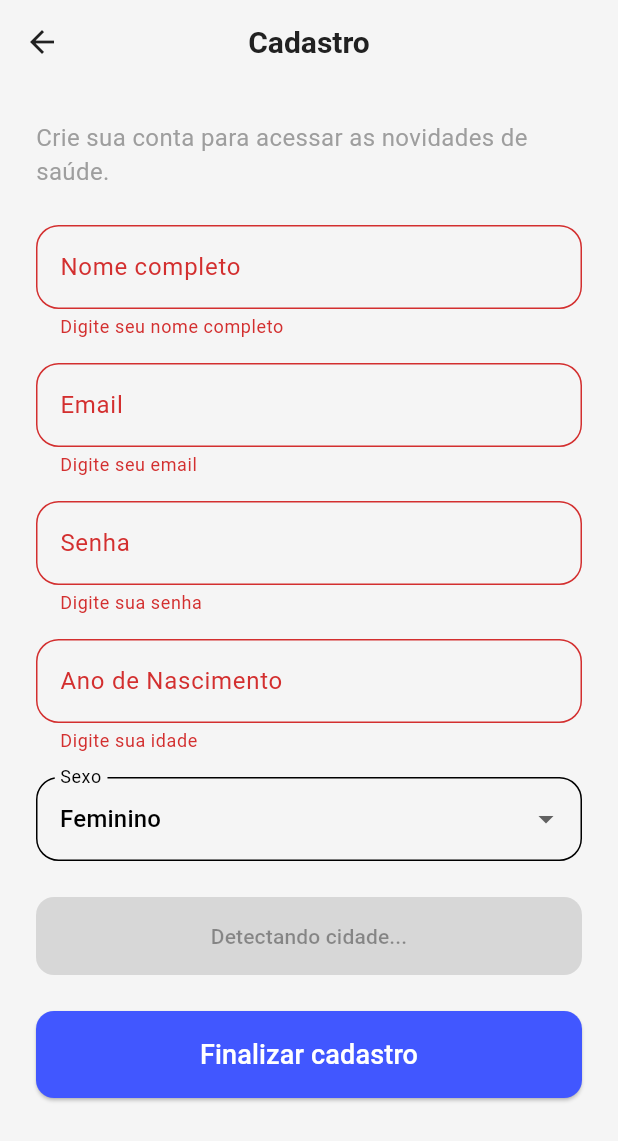
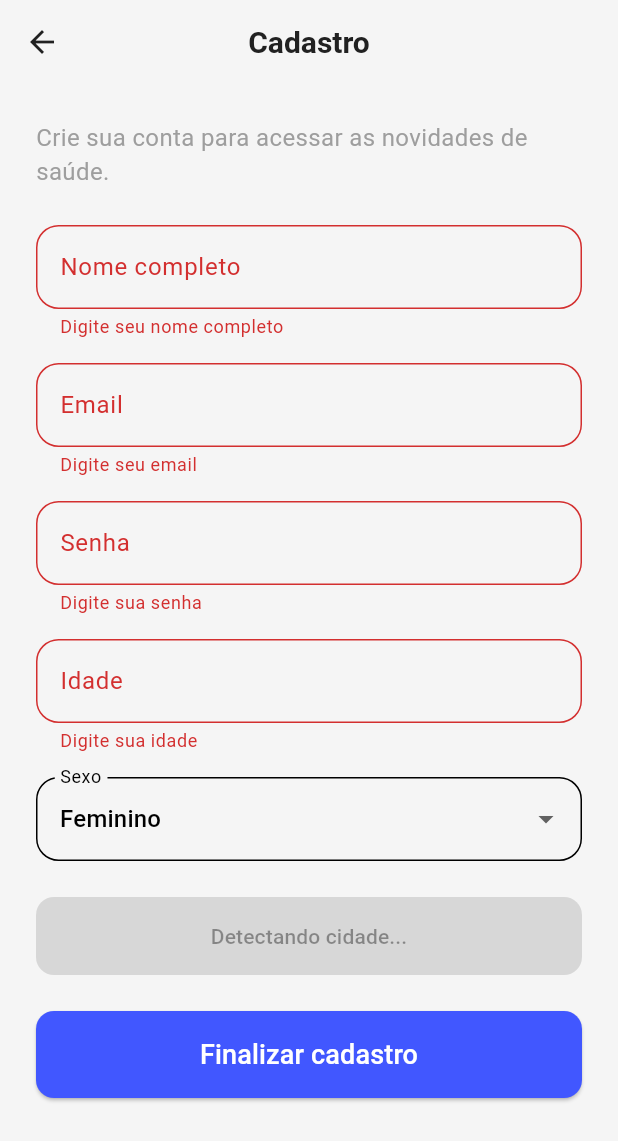
Before and after one commit to Conecta-Vida/Conecta-Vida-Mobile, a Flutter app: the SignupScreen screen opened directly, after a tap on "Finalizar cadastro", after a tap on "Detectar minha cidade", on a phone screen of 412 x 824 dp. Shown: the top 1141 px of the screen. Run offline on Flutter 3.47's test engine with Material 3 defaults, Android fonts, the phone set to English and light mode, and no system bars; our stand-ins replace flutter_dotenv, geolocator, google_fonts, hive, hive_flutter, share_plus; accounts and stored records are empty.

Commit message:
fix: campo de idade volta a pedir idade simples no cadastro

```diff
--- a/lib/screens/signup_screen.dart
+++ b/lib/screens/signup_screen.dart
@@ -80,21 +80,18 @@ class _SignupScreenState extends State<SignupScreen> {
   void _cadastro() async {
     if (_formKey.currentState!.validate()) {
       try {
-        // 1. Converte o texto digitado (Ex: "1998") para número inteiro
-        int? anoNascimento = int.tryParse(_idadeController.text.trim());
+        int? idade = int.tryParse(_idadeController.text.trim());
 
-        // 2. Monta o usuário com os tipos de dados corretos para o novo Banco
         final usuario = UserModel(
           nome: _nomeController.text.trim(),
           email: _emailController.text.trim(),
-          dataNascimento: anoNascimento,
+          dataNascimento: idade,
           sexo: _sexo,
           localizacao: _cidadeController.text.trim().isNotEmpty
               ? _cidadeController.text.trim()
               : 'Não informado',
         );
 
-        // 3. Faz uma ÚNICA requisição para o backend criando tudo de uma vez
         await SupabaseService.signUp(usuario, _senhaController.text.trim());
 
         if (!mounted) return;
@@ -190,8 +187,7 @@ class _SignupScreenState extends State<SignupScreen> {
                 controller: _idadeController,
                 keyboardType: TextInputType.number,
                 decoration: const InputDecoration(
-                  labelText: 'Ano de Nascimento',
-                  hintText: 'Ex: 2002',
+                  labelText: 'Idade',
                   counterText: "",
                   border: OutlineInputBorder(
                     borderRadius: BorderRadius.all(Radius.circular(15.0)),
```
Also changed, not shown: pubspec.lock.
